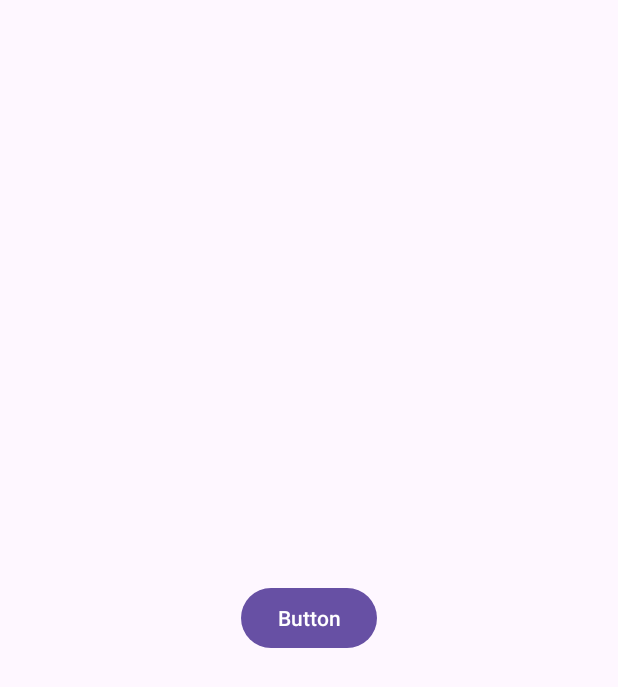
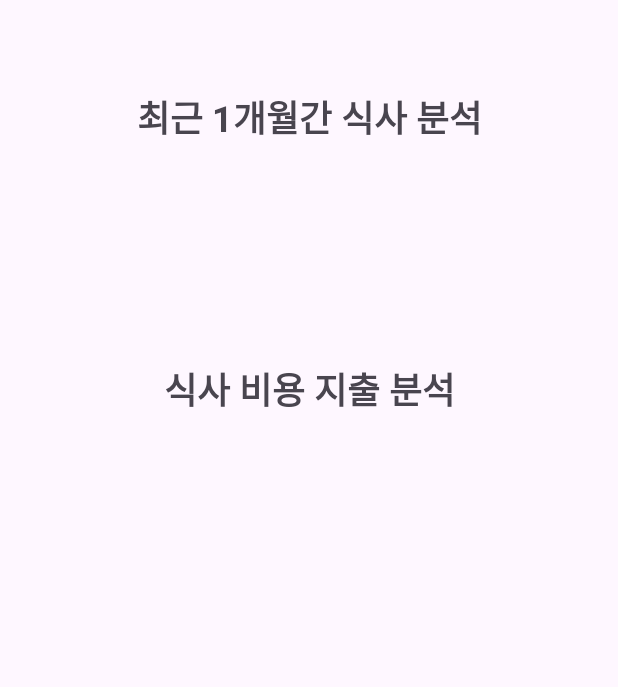
Before and after one commit to hyundo0328/MS_Project_Team1, an Android app: the MealAnalysis screen opened directly, with no data from a screen before it, on a phone screen of 412 x 824 dp. Shown: the top 687 px of the screen. Run offline under Robolectric (Android 15) with nearby library versions, the light colour scheme and no system bars.

```diff
--- a/app/src/main/java/com/example/ms_termproject_team1/MealAnalysis.java
+++ b/app/src/main/java/com/example/ms_termproject_team1/MealAnalysis.java
@@ -2,13 +2,59 @@ package com.example.ms_termproject_team1;
 
 import androidx.appcompat.app.AppCompatActivity;
 
+import android.database.Cursor;
 import android.os.Bundle;
+import android.widget.TextView;
+
+import java.util.Calendar;
 
 public class MealAnalysis extends AppCompatActivity {
+
+    MealCheckDB db;
+    TextView monthKcal, monthWater, monthBreakfast, monthLunch, monthDinner;
+    Calendar calendar = Calendar.getInstance(); // 현재 날짜 정보를 가져옴
 
     @Override
     protected void onCreate(Bundle savedInstanceState) {
         super.onCreate(savedInstanceState);
         setContentView(R.layout.activity_meal_analysis);
+
+        monthKcal = findViewById(R.id.monthKcal);
+        monthWater = findViewById(R.id.monthWater);
+        monthBreakfast = findViewById(R.id.monthBreakfast);
+        monthLunch = findViewById(R.id.monthLunch);
+        monthDinner = findViewById(R.id.monthDinner);
+
+        // 현재 날짜로부터 한 달 전의 날짜로 설정
+        calendar.add(Calendar.MONTH, -1);
+
+        // DB 생성
+        db = new MealCheckDB(MealAnalysis.this);
+        // 데이터 가져오기
+        storeDataInArray();
+    }
+
+    void storeDataInArray(){
+        Cursor cursor = db.readAllData();
+
+        String restaurant = "";
+        String date = "";
+        String start = "";
+        String totalKcal = "";
+        String price = "";
+
+        if(cursor.getCount() == 0){
+
+        } else {
+
+            while(cursor.moveToNext()){
+                restaurant = cursor.getString(1);
+                date = cursor.getString(3);
+                start = cursor.getString(4);
+                totalKcal = cursor.getString(7);
+                price = cursor.getString(8);
+
+            }
+        }
     }
 }
--- a/app/src/main/res/layout/activity_main.xml
+++ b/app/src/main/res/layout/activity_main.xml
@@ -12,7 +12,7 @@
         android:layout_height="70dp"
         android:layout_marginTop="40dp"
         android:layout_marginBottom="40dp"
-        android:text="@string/meal_input"
+        android:text="@string/meal_view"
         android:textAlignment="center"
         android:textSize="24sp"
         android:textStyle="bold"
@@ -28,7 +28,7 @@
         android:layout_height="70dp"
         android:layout_marginTop="40dp"
         android:layout_marginBottom="80dp"
-        android:text="@string/meal_input"
+        android:text="@string/meal_analysis"
         android:textAlignment="center"
         android:textSize="24sp"
         android:textStyle="bold"
--- a/app/src/main/res/layout/activity_meal_analysis.xml
+++ b/app/src/main/res/layout/activity_meal_analysis.xml
@@ -6,13 +6,82 @@
     android:layout_height="match_parent"
     tools:context=".MealAnalysis">
 
-    <Button
-        android:id="@+id/button"
+    <TextView
+        android:id="@+id/analysisText"
         android:layout_width="wrap_content"
         android:layout_height="wrap_content"
-        android:text="Button"
-        app:layout_constraintBottom_toBottomOf="parent"
+        android:layout_marginTop="60dp"
+        android:text="최근 1개월간 식사 분석"
+        android:textSize="24sp"
+        android:textStyle="bold"
         app:layout_constraintEnd_toEndOf="parent"
         app:layout_constraintStart_toStartOf="parent"
         app:layout_constraintTop_toTopOf="parent" />
+
+    <LinearLayout
+        android:layout_width="250dp"
+        android:layout_height="wrap_content"
+        android:layout_marginTop="80dp"
+        android:orientation="vertical"
+        app:layout_constraintEnd_toEndOf="parent"
+        app:layout_constraintStart_toStartOf="parent"
+        app:layout_constraintTop_toBottomOf="@+id/analysisText">
+
+        <TextView
+            android:id="@+id/monthKcal"
+            android:layout_width="match_parent"
+            android:layout_height="wrap_content"
+            android:textAlignment="center"
+            android:textSize="24sp"
+            android:textStyle="bold" />
+
+        <TextView
+            android:id="@+id/textView2"
+            android:layout_width="match_parent"
+            android:layout_height="wrap_content"
+            android:textAlignment="center"
+            android:textSize="24sp"
+            android:textStyle="bold" />
+
+        <TextView
+            android:id="@+id/monthAnalysis"
+            android:layout_width="match_parent"
+            android:layout_height="wrap_content"
+            android:text="식사 비용 지출 분석"
+            android:textAlignment="center"
+            android:textSize="24sp"
+            android:textStyle="bold" />
+
+        <TextView
+            android:id="@+id/monthWater"
+            android:layout_width="match_parent"
+            android:layout_height="wrap_content"
+            android:textAlignment="center"
+            android:textSize="24sp"
+            android:textStyle="bold" />
+
+        <TextView
+            android:id="@+id/monthBreakfast"
+            android:layout_width="match_parent"
+            android:layout_height="wrap_content"
+            android:textAlignment="center"
+            android:textSize="24sp"
+            android:textStyle="bold" />
+
+        <TextView
+            android:id="@+id/monthLunch"
+            android:layout_width="match_parent"
+            android:layout_height="wrap_content"
+            android:textAlignment="center"
+            android:textSize="24sp"
+            android:textStyle="bold" />
+
+        <TextView
+            android:id="@+id/monthDinner"
+            android:layout_width="match_parent"
+            android:layout_height="wrap_content"
+            android:textAlignment="center"
+            android:textSize="24sp"
+            android:textStyle="bold" />
+    </LinearLayout>
 </androidx.constraintlayout.widget.ConstraintLayout>
```
Also changed, not shown: app/src/main/java/com/example/ms_termproject_team1/MealCheckDB.java (+15 -0 lines), app/src/main/java/com/example/ms_termproject_team1/MealInfoView.java (+9 -1 lines), app/src/main/java/com/example/ms_termproject_team1/MealInfoViewMonth.java (+124 -0 lines), app/src/main/res/layout/activity_meal_info_view_month.xml (+48 -1 lines).
